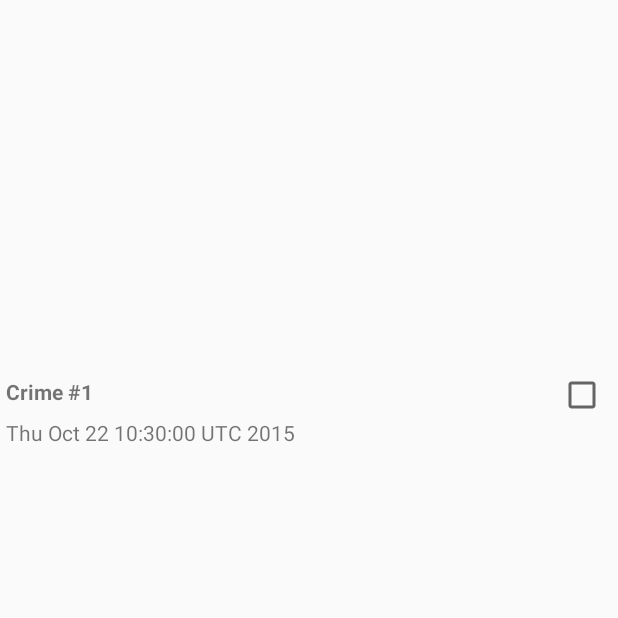
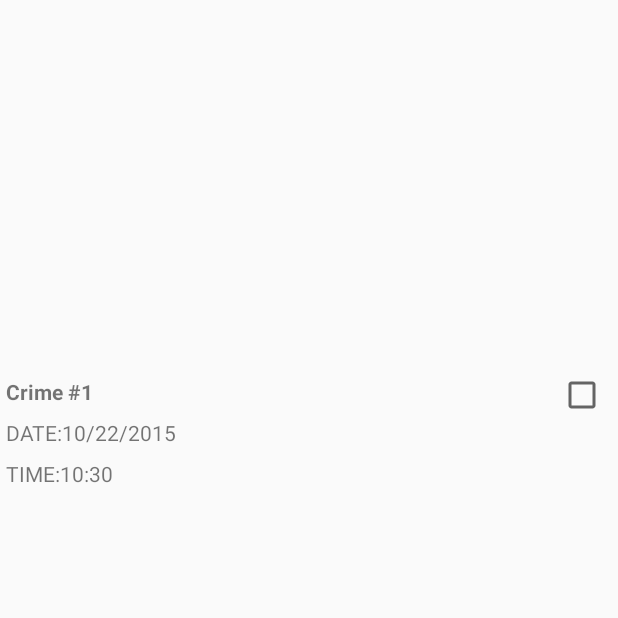
Before and after one commit to akrog100/CriminalIntent, an Android app: the screen it shows after launch (CrimeListActivity), scrolled down 576 dp, on a phone screen of 412 x 824 dp, the top half of it. Run offline under Robolectric (Android 15) with nearby library versions, the phone set to English and light mode, and no system bars.

Commit message:
added the first chapter 12 challenge

```diff
--- a/app/src/main/AndroidManifest.xml
+++ b/app/src/main/AndroidManifest.xml
@@ -1,6 +1,7 @@
 <?xml version="1.0" encoding="utf-8"?>
 <manifest xmlns:android="http://schemas.android.com/apk/res/android"
-    package="com.bignerdranch.android.criminalintent" >
+    package="com.bignerdranch.android.criminalintent"
+    >
 
     <application
         android:allowBackup="true"
--- a/app/src/main/java/com/bignerdranch/android/criminalintent/Crime.java
+++ b/app/src/main/java/com/bignerdranch/android/criminalintent/Crime.java
@@ -1,5 +1,7 @@
 package com.bignerdranch.android.criminalintent;
 
+import java.sql.Time;
+import java.sql.Timestamp;
 import java.util.Date;
 import java.util.UUID;
 
@@ -11,12 +13,14 @@ public class Crime {
     private UUID mId;
     private String mTitle;
     private Date mDate;
+    private Date mTime;
     private boolean mSolved;
 
     public Crime(){
         //generate unique id
         mId = UUID.randomUUID();
         mDate = new Date();
+        mTime = new Date();
     }
 
     public UUID getId(){
@@ -46,4 +50,8 @@ public class Crime {
     public void setSolved(boolean solved){
         mSolved = solved;
     }
+
+    public Date getTime() { return mTime;}
+
+    public void setTime(Date time) {mTime = time;}
 }
--- a/app/src/main/java/com/bignerdranch/android/criminalintent/CrimeLab.java
+++ b/app/src/main/java/com/bignerdranch/android/criminalintent/CrimeLab.java
@@ -3,6 +3,7 @@ package com.bignerdranch.android.criminalintent;
 import android.content.Context;
 
 import java.util.ArrayList;
+import java.util.Calendar;
 import java.util.List;
 import java.util.UUID;
 
--- a/app/src/main/java/com/bignerdranch/android/criminalintent/CrimeListFragment.java
+++ b/app/src/main/java/com/bignerdranch/android/criminalintent/CrimeListFragment.java
@@ -6,6 +6,7 @@ import android.os.Bundle;
 import android.support.v4.app.Fragment;
 import android.support.v7.widget.LinearLayoutManager;
 import android.support.v7.widget.RecyclerView;
+import android.text.format.DateFormat;
 import android.view.LayoutInflater;
 import android.view.View;
 import android.view.ViewGroup;
@@ -31,6 +32,7 @@ public class CrimeListFragment extends Fragment {
     private class CrimeHolder extends RecyclerView.ViewHolder implements View.OnClickListener{
         private TextView mTitleTextView;
         private TextView mDateTextView;
+        private TextView mTimeTextView;
         private CheckBox mSolvedCheckBox;
         private Crime mCrime;
         private static final int REQUEST_CRIME = 1;
@@ -42,6 +44,7 @@ public class CrimeListFragment extends Fragment {
 
             mTitleTextView = (TextView) itemView.findViewById(R.id.list_item_crime_title_text_view);
             mDateTextView = (TextView) itemView.findViewById(R.id.list_item_crime_date_text_view);
+            mTimeTextView = (TextView) itemView.findViewById(R.id.list_item_crime_time_text_view);
             mSolvedCheckBox = (CheckBox) itemView.findViewById(R.id.list_item_crime_solved_check_box);
         }
 
@@ -57,7 +60,8 @@ public class CrimeListFragment extends Fragment {
         public void bindCrime(Crime crime){
             mCrime = crime;
             mTitleTextView.setText(mCrime.getTitle());
-            mDateTextView.setText(mCrime.getDate().toString());
+            mDateTextView.setText("DATE:" + DateFormat.format("MM/dd/yyyy", mCrime.getDate()));
+            mTimeTextView.setText("TIME:" + DateFormat.format("hh:mm", mCrime.getTime()));
             mSolvedCheckBox.setChecked(mCrime.isSolved());
         }
 
@@ -110,17 +114,6 @@ public class CrimeListFragment extends Fragment {
         updateUI();
     }
 
-   /* @Override
-    public void onActivityResult(int requestCode, int resultCode, Intent data) {
-        UUID yes = null;
-        if (requestCode == 1) {
-            if (resultCode == Activity.RESULT_OK) {
-               yes = (UUID) data.getSerializableExtra("serializable");
-                true_id = yes;
-            }
-        }
-
-    }*/
 
     private void updateUI(){
         CrimeLab crimeLab = CrimeLab.get(getActivity());
@@ -137,8 +130,6 @@ public class CrimeListFragment extends Fragment {
             mAdapter.notifyItemChanged(index);
         }
 
-
     }
 
-
 }
--- a/app/src/main/res/layout/list_item_crime.xml
+++ b/app/src/main/res/layout/list_item_crime.xml
@@ -29,5 +29,13 @@
         android:padding="4dp"
         tools:text="Crime Date"/>
 
+    <TextView
+        android:id="@+id/list_item_crime_time_text_view"
+        android:layout_width="match_parent"
+        android:layout_height="wrap_content"
+        android:layout_below="@+id/list_item_crime_date_text_view"
+        android:padding="4dp"
+        tools:text="Crime Time"/>
+
 
 </RelativeLayout>
--- a/app/src/main/res/values/strings.xml
+++ b/app/src/main/res/values/strings.xml
@@ -6,5 +6,6 @@
     <string name="hello_world">Hello world!</string>
     <string name="action_settings">Settings</string>
     <string name="date_picker_title">Date of crime:</string>
+    <string name="time_picker_title">Time of crime:</string>
     <string name="crime_title_hint">Enter a title for the crime.</string>
 </resources>
```
Also changed, not shown: app/src/main/java/com/bignerdranch/android/criminalintent/CrimeFragment.java (+22 -2 lines), app/src/main/java/com/bignerdranch/android/criminalintent/TimePickerFragment.java (added, +83 -0 lines), app/src/main/res/layout/dialog_time.xml (added, +7 -0 lines), app/src/main/res/layout/fragment_crime.xml (+7 -0 lines).
